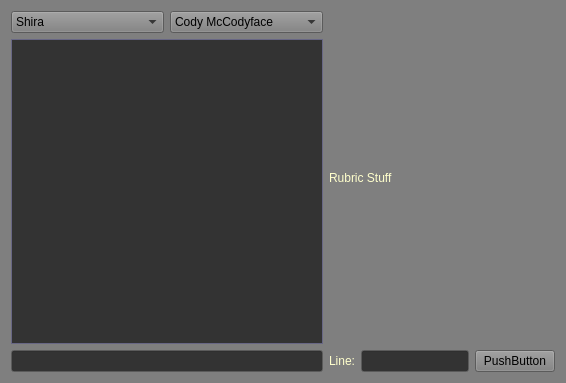
Laucksy/CS-205-Project, file GUI/textview.ui: the form before one commit.
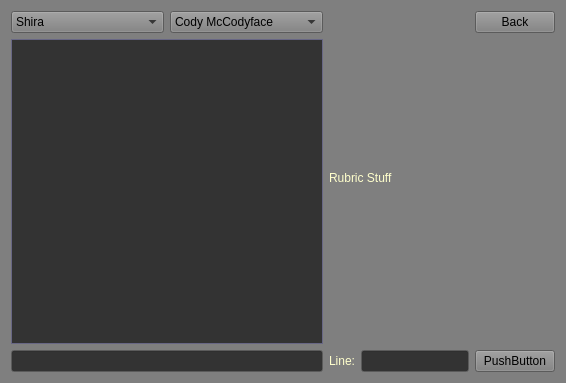
The form after the commit.

Diff of the .ui file:
```diff
--- a/GUI/textview.ui
+++ b/GUI/textview.ui
@@ -540,6 +540,13 @@
      </item>
     </layout>
    </item>
+   <item row="0" column="3">
+    <widget class="QPushButton" name="pushButton_2">
+     <property name="text">
+      <string>Back</string>
+     </property>
+    </widget>
+   </item>
   </layout>
  </widget>
  <resources/>
```
